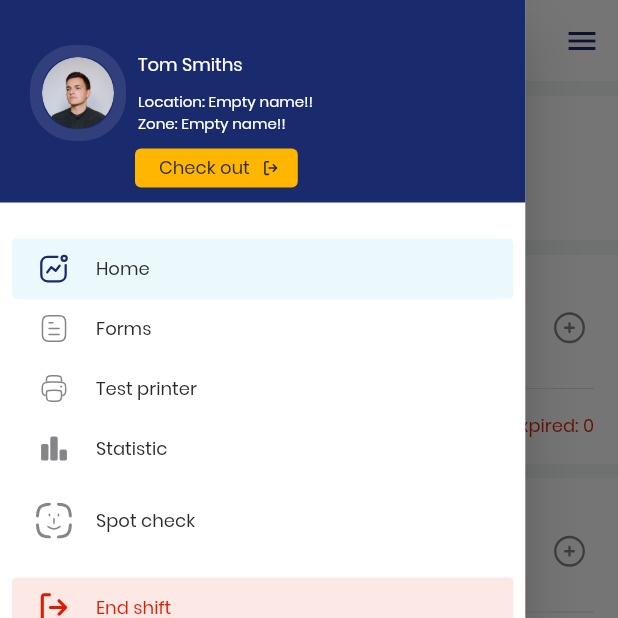
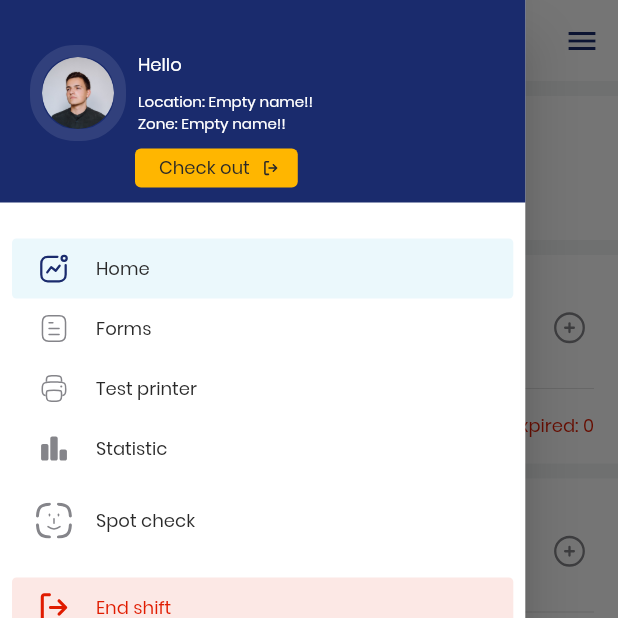
Before and after one commit to Bang-ukpc/refactor-iTicket, a Flutter app: the HomeOverview screen opened by its route, with the side drawer open, on a phone screen of 412 x 824 dp, the top half of it. Run offline on Flutter 3.47's test engine with Material 2 defaults, Android fonts, the phone set to English and light mode, and no system bars; our stand-ins replace camera, carousel_slider, connectivity_plus, dio, dropdown_button2, firebase_core and 9 more; missing offline and left inert: aad_oauth, anyline_plugin, dropdown_plus, flutter_polyline_points, gps_connectivity; accounts and stored records are empty; network calls fail; project files that could hold a hidden picture were left out.

```diff
--- a/lib/common/drop_down_button.dart
+++ b/lib/common/drop_down_button.dart
@@ -63,7 +63,7 @@ class DropDownButtonWidget extends StatelessWidget {
         }),
         isDense: true,
         contentPadding: const EdgeInsets.symmetric(
-          horizontal: 0,
+          horizontal: 12,
           vertical: 13,
         ),
         hintText: hintText,
@@ -108,7 +108,7 @@ class DropDownButtonWidget extends StatelessWidget {
       scrollbarThickness: 6,
       offset: const Offset(0, -13),
       buttonPadding: const EdgeInsets.symmetric(
-        horizontal: 12,
+        horizontal: 0,
         vertical: 0,
       ),
       dropdownElevation: 0,
--- /dev/null
+++ b/lib/providers/wardens_info.dart
@@ -0,0 +1,18 @@
+import 'package:flutter/foundation.dart';
+import 'package:iWarden/controllers/user_controller.dart';
+import '../models/wardens.dart';
+
+class WardensInfo with ChangeNotifier {
+  static Wardens? _wardens;
+
+  Wardens? get wardens {
+    return _wardens;
+  }
+
+  Future<void> getWardersInfoLogging() async {
+    await userController.getMe().then((value) {
+      _wardens = value;
+      notifyListeners();
+    });
+  }
+}
--- a/lib/routes/routes.dart
+++ b/lib/routes/routes.dart
@@ -19,7 +19,7 @@ import 'package:iWarden/screens/parking-charges/print_issue.dart';
 import 'package:iWarden/screens/read_regulation_screen.dart';
 import 'package:iWarden/screens/send_form_screen.dart';
 import 'package:iWarden/screens/start-break-screen/start_break_screen.dart';
-import 'package:iWarden/screens/statictis_screen.dart';
+import 'package:iWarden/screens/statistics_screen.dart';
 import '../screens/login_screens.dart';
 
 final Map<String, WidgetBuilder> routes = {
--- a/lib/screens/connecting_screen.dart
+++ b/lib/screens/connecting_screen.dart
@@ -8,6 +8,7 @@ import 'package:iWarden/configs/current_location.dart';
 import 'package:iWarden/controllers/user_controller.dart';
 import 'package:iWarden/models/wardens.dart';
 import 'package:iWarden/providers/auth.dart';
+import 'package:iWarden/providers/wardens_info.dart';
 import 'package:iWarden/screens/location/location_screen.dart';
 import 'package:iWarden/theme/color.dart';
 import 'package:iWarden/theme/text_theme.dart';
@@ -143,7 +144,9 @@ class _ConnectingScreenState extends State<ConnectingScreen> {
 
   @override
   Widget build(BuildContext context) {
-    final wardersProvider = Provider.of<Auth>(context);
+    final wardersProvider = Provider.of<WardensInfo>(context);
+
+    print('Warden Id: ${wardersProvider.wardens?.Id}');
 
     WardenEvent wardenEventStartShift = WardenEvent(
       type: TypeWardenEvent.StartShift.index,
--- a/lib/screens/first-seen/add-first-seen/add_first_seen_screen.dart
+++ b/lib/screens/first-seen/add-first-seen/add_first_seen_screen.dart
@@ -321,7 +321,7 @@ class _AddFirstSeenScreenState extends State<AddFirstSeenScreen> {
                             height: 16,
                           ),
                           TextFormField(
-                            style: CustomTextStyle.h6,
+                            style: CustomTextStyle.h5,
                             decoration: const InputDecoration(
                               labelText: 'Bay number',
                               hintText: "Enter bay number",
--- a/lib/screens/home_overview.dart
+++ b/lib/screens/home_overview.dart
@@ -7,10 +7,10 @@ import 'package:iWarden/controllers/user_controller.dart';
 import 'package:iWarden/models/contravention.dart';
 import 'package:iWarden/models/vehicle_information.dart';
 import 'package:iWarden/models/wardens.dart';
-import 'package:iWarden/providers/auth.dart';
 import 'package:iWarden/providers/contraventions.dart';
 import 'package:iWarden/providers/locations.dart';
 import 'package:iWarden/providers/vehicle_info.dart';
+import 'package:iWarden/providers/wardens_info.dart';
 import 'package:iWarden/screens/first-seen/active_first_seen_screen.dart';
 import 'package:iWarden/screens/first-seen/add-first-seen/add_first_seen_screen.dart';
 import 'package:iWarden/screens/grace-period/add_grace_period.dart';
@@ -141,14 +141,14 @@ class _HomeOverviewState extends State<HomeOverview> {
   Widget build(BuildContext context) {
     final width = MediaQuery.of(context).size.width;
     final locations = Provider.of<Locations>(context, listen: false);
-    final wardersProvider = Provider.of<Auth>(context);
+    final wardensProvider = Provider.of<WardensInfo>(context);
 
     WardenEvent wardenEvent = WardenEvent(
       type: TypeWardenEvent.CheckOut.index,
       detail: 'Warden checked out',
       latitude: currentLocationPosition.currentLocation?.latitude ?? 0,
       longitude: currentLocationPosition.currentLocation?.longitude ?? 0,
-      wardenId: wardersProvider.wardens?.Id ?? 0,
+      wardenId: wardensProvider.wardens?.Id ?? 0,
     );
 
     WardenEvent wardenEventStartBreak = WardenEvent(
@@ -156,7 +156,7 @@ class _HomeOverviewState extends State<HomeOverview> {
       detail: 'Warden has begun to rest',
       latitude: currentLocationPosition.currentLocation?.latitude ?? 0,
       longitude: currentLocationPosition.currentLocation?.longitude ?? 0,
-      wardenId: wardersProvider.wardens?.Id ?? 0,
+      wardenId: wardensProvider.wardens?.Id ?? 0,
     );
 
     void onCheckOut() async {
@@ -250,8 +250,9 @@ class _HomeOverviewState extends State<HomeOverview> {
               ),
               InfoDrawer(
                 isDrawer: false,
-                assetImage: "assets/images/avatar.png",
-                name: "Tom Smiths",
+                assetImage: wardensProvider.wardens?.Picture ??
+                    "assets/images/avatar.png",
+                name: "Hello ${wardensProvider.wardens?.FullName ?? ""}",
                 location: locations.location?.Name ?? 'Empty name!!',
                 zone: locations.zone?.Name ?? 'Empty name!!',
               ),
--- a/lib/screens/start-break-screen/start_break_screen.dart
+++ b/lib/screens/start-break-screen/start_break_screen.dart
@@ -4,7 +4,7 @@ import 'package:iWarden/common/toast.dart';
 import 'package:iWarden/configs/current_location.dart';
 import 'package:iWarden/controllers/user_controller.dart';
 import 'package:iWarden/models/wardens.dart';
-import 'package:iWarden/providers/auth.dart';
+import 'package:iWarden/providers/wardens_info.dart';
 import 'package:iWarden/screens/home_overview.dart';
 import 'package:iWarden/theme/color.dart';
 import 'package:iWarden/theme/text_theme.dart';
@@ -23,7 +23,7 @@ class _StartBreakScreenState extends State<StartBreakScreen> {
   Widget build(BuildContext context) {
     final screenHeight = MediaQuery.of(context).size.height;
     final screenWidth = MediaQuery.of(context).size.width;
-    final wardersProvider = Provider.of<Auth>(context);
+    final wardersProvider = Provider.of<WardensInfo>(context);
 
     WardenEvent wardenEventEndBreak = WardenEvent(
       type: TypeWardenEvent.EndBreak.index,
--- a/lib/widgets/drawer/app_drawer.dart
+++ b/lib/widgets/drawer/app_drawer.dart
@@ -1,13 +1,12 @@
 import 'package:flutter/material.dart';
 import 'package:flutter_svg/flutter_svg.dart';
-import 'package:iWarden/common/autocomplete.dart';
 import 'package:iWarden/common/toast.dart';
 import 'package:iWarden/configs/current_location.dart';
 import 'package:iWarden/controllers/user_controller.dart';
-import 'package:iWarden/models/location.dart';
 import 'package:iWarden/models/wardens.dart';
 import 'package:iWarden/providers/auth.dart';
 import 'package:iWarden/providers/locations.dart';
+import 'package:iWarden/providers/wardens_info.dart';
 import 'package:iWarden/screens/home_overview.dart';
 import 'package:iWarden/screens/login_screens.dart';
 import 'package:iWarden/screens/start-break-screen/start_break_screen.dart';
@@ -18,10 +17,11 @@ import 'package:iWarden/widgets/drawer/model/nav_item.dart';
 import 'package:iWarden/widgets/drawer/nav_item.dart';
 import 'package:iWarden/widgets/drawer/spot_check.dart';
 import 'package:provider/provider.dart';
+import 'package:url_launcher/url_launcher.dart';
+
 import '../../theme/color.dart';
 import 'info_drawer.dart';
 import 'item_menu_widget.dart';
-import 'package:url_launcher/url_launcher.dart';
 
 class MyDrawer extends StatefulWidget {
   const MyDrawer({Key? key}) : super(key: key);
@@ -31,21 +31,20 @@ class MyDrawer extends StatefulWidget {
 }
 
 class _MyDrawerState extends State<MyDrawer> {
-  final TextEditingController _locationController = TextEditingController();
   bool check = false;
 
   @override
   Widget build(BuildContext context) {
     final heightScreen = MediaQuery.of(context).size.height;
     final widthScreen = MediaQuery.of(context).size.width;
-    final wardersProvider = Provider.of<Auth>(context);
+    final wardensProvider = Provider.of<WardensInfo>(context);
 
     WardenEvent wardenEventStartBreak = WardenEvent(
       type: TypeWardenEvent.StartBreak.index,
       detail: 'Warden has begun to rest',
       latitude: currentLocationPosition.currentLocation?.latitude ?? 0,
       longitude: currentLocationPosition.currentLocation?.longitude ?? 0,
-      wardenId: wardersProvider.wardens?.Id ?? 0,
+      wardenId: wardensProvider.wardens?.Id ?? 0,
     );
 
     WardenEvent wardenEventEndShift = WardenEvent(
@@ -53,7 +52,7 @@ class _MyDrawerState extends State<MyDrawer> {
       detail: 'Warden has ended shift',
       latitude: currentLocationPosition.currentLocation?.latitude ?? 0,
       longitude: currentLocationPosition.currentLocation?.longitude ?? 0,
-      wardenId: wardersProvider.wardens?.Id ?? 0,
+      wardenId: wardensProvider.wardens?.Id ?? 0,
     );
 
     void onStartBreak() async {
@@ -120,8 +119,23 @@ class _MyDrawerState extends State<MyDrawer> {
           .data
           .map((e) => ItemMenuWidget(
                 itemMenu: e,
-                onTap: () =>
-                    Navigator.of(context).pushReplacementNamed(e.route!),
+                onTap: e.route != 'comming soon'
+                    ? () => Navigator.of(context).pushReplacementNamed(
+                          e.route!,
+                        )
+                    : () {
+                        Navigator.of(context).pop();
+                        CherryToast.info(
+                          displayCloseButton: false,
+                          title: Text(
+                            'Comming soon',
+                            style: CustomTextStyle.h5
+                                .copyWith(color: ColorTheme.primary),
+                          ),
+                          toastPosition: Position.bottom,
+                          borderRadius: 5,
+                        ).show(context);
+                      },
               ))
           .toList();
     }
@@ -191,8 +205,10 @@ class _MyDrawerState extends State<MyDrawer> {
                       builder: (context, value, _) {
                         return InfoDrawer(
                           isDrawer: true,
-                          assetImage: "assets/images/avatar.png",
-                          name: "Tom Smiths",
+                          assetImage: wardensProvider.wardens?.Picture ??
+                              "assets/images/avatar.png",
+                          name:
+                              "Hello ${wardensProvider.wardens?.FullName ?? ""}",
                           location: value.location?.Name ?? 'Empty name!!',
                           zone: value.zone?.Name ?? 'Empty name!!',
                         );
--- a/lib/widgets/drawer/info_drawer.dart
+++ b/lib/widgets/drawer/info_drawer.dart
@@ -4,8 +4,8 @@ import 'package:iWarden/common/toast.dart';
 import 'package:iWarden/configs/current_location.dart';
 import 'package:iWarden/controllers/user_controller.dart';
 import 'package:iWarden/models/wardens.dart';
-import 'package:iWarden/providers/auth.dart';
 import 'package:iWarden/providers/locations.dart';
+import 'package:iWarden/providers/wardens_info.dart';
 import 'package:iWarden/screens/location/location_screen.dart';
 import 'package:iWarden/theme/color.dart';
 import 'package:iWarden/theme/text_theme.dart';
@@ -29,7 +29,7 @@ class InfoDrawer extends StatelessWidget {
   @override
   Widget build(BuildContext context) {
     final locations = Provider.of<Locations>(context, listen: false);
-    final wardersProvider = Provider.of<Auth>(context);
+    final wardersProvider = Provider.of<WardensInfo>(context);
 
     WardenEvent wardenEvent = WardenEvent(
       type: TypeWardenEvent.CheckOut.index,
@@ -80,6 +80,10 @@ class InfoDrawer extends StatelessWidget {
               borderRadius: BorderRadius.circular(50),
               child: Image.asset(
                 assetImage,
+                errorBuilder: (context, error, stackTrace) => Icon(
+                  Icons.error_outline,
+                  color: ColorTheme.danger,
+                ),
                 fit: BoxFit.cover,
               ),
             ));
@@ -105,6 +109,10 @@ class InfoDrawer extends StatelessWidget {
               borderRadius: BorderRadius.circular(50),
               child: Image.asset(
                 assetImage,
+                errorBuilder: (context, error, stackTrace) => Icon(
+                  Icons.error_outline,
+                  color: ColorTheme.danger,
+                ),
                 fit: BoxFit.cover,
               ),
             ),
--- a/lib/widgets/drawer/model/data.dart
+++ b/lib/widgets/drawer/model/data.dart
@@ -1,27 +1,16 @@
-import 'package:flutter_svg/flutter_svg.dart';
-import 'package:iWarden/screens/first-seen/active_first_seen_screen.dart';
-import 'package:iWarden/screens/grace-period/index.dart';
 import 'package:iWarden/screens/home_overview.dart';
-import 'package:iWarden/screens/send_form_screen.dart';
-import 'package:iWarden/screens/statictis_screen.dart';
-import 'package:iWarden/theme/color.dart';
+import 'package:iWarden/screens/statistics_screen.dart';
 import 'package:iWarden/widgets/drawer/model/menu_item.dart';
-import 'package:iWarden/widgets/drawer/model/nav_item.dart';
 
 class DataMenuItem {
   List<ItemMenu> data = [
     ItemMenu('Home', 'assets/svg/LogoHome.svg', HomeOverview.routeName),
-    ItemMenu('Forms', 'assets/svg/IconForm.svg', SendFormScreen.routeName),
-    ItemMenu('Test printer', 'assets/svg/IconPrinter2.svg', 'test-printer'),
+    ItemMenu('Forms', 'assets/svg/IconForm.svg', 'comming soon'),
+    ItemMenu('Test printer', 'assets/svg/IconPrinter2.svg', 'comming soon'),
     ItemMenu(
-        'Statistic', 'assets/svg/IconStatistic.svg', StatisticScreen.routeName),
-    // ItemMenu(
-    //     'Spot check',
-    //     SvgPicture.asset(
-    //       'assets/svg/IconSpotCheck.svg',
-    //     ),
-    //     GracePeriodList.routeName),
-
-    // ItemMenu('Emergency call', 'assets/svg/IconCall.svg', '/route'),
+      'Statistic',
+      'assets/svg/IconStatistic.svg',
+      StatisticScreen.routeName,
+    ),
   ];
 }
--- a/lib/widgets/drawer/model/menu_item.dart
+++ b/lib/widgets/drawer/model/menu_item.dart
@@ -1,5 +1,3 @@
-import 'package:flutter/cupertino.dart';
-
 class ItemMenu {
   final String title;
   final String icon;
--- a/lib/widgets/parking-charge/card_item.dart
+++ b/lib/widgets/parking-charge/card_item.dart
@@ -42,7 +42,7 @@ class CardItemParkingCharge extends StatelessWidget {
               "$azureContainerImageUrl/$image",
               fit: BoxFit.cover,
               errorBuilder: (context, error, stackTrace) => Icon(
-                Icons.error,
+                Icons.error_outline,
                 color: ColorTheme.danger,
               ),
             ),
```
Also changed, not shown: lib/layouts/auth_layout.dart (added, +40 -0 lines), lib/main.dart (+8 -21 lines), lib/providers/auth.dart (+0 -9 lines), lib/screens/location/location_screen.dart (+8 -6 lines), lib/screens/parking-charges/issue_pcn_first_seen.dart (+8 -3 lines), lib/screens/read_regulation_screen.dart (+6 -4 lines), lib/screens/statistics_screen.dart (renamed from lib/screens/statictis_screen.dart, +18 -10 lines), lib/widgets/drawer/spot_check.dart (+27 -23 lines).
